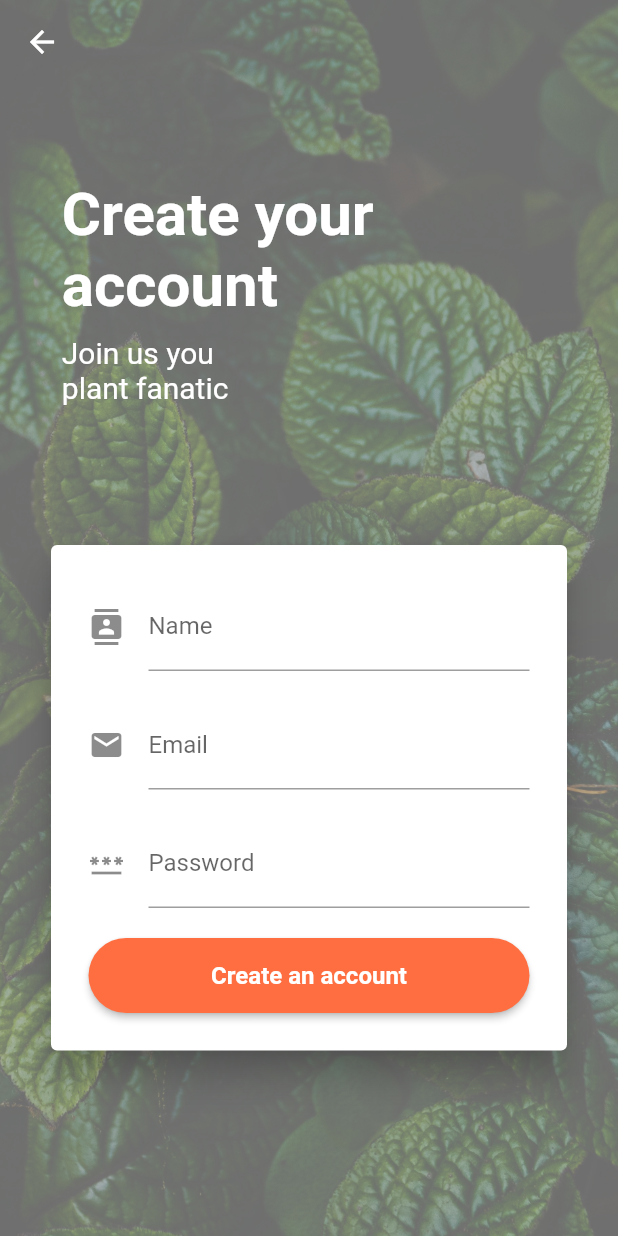
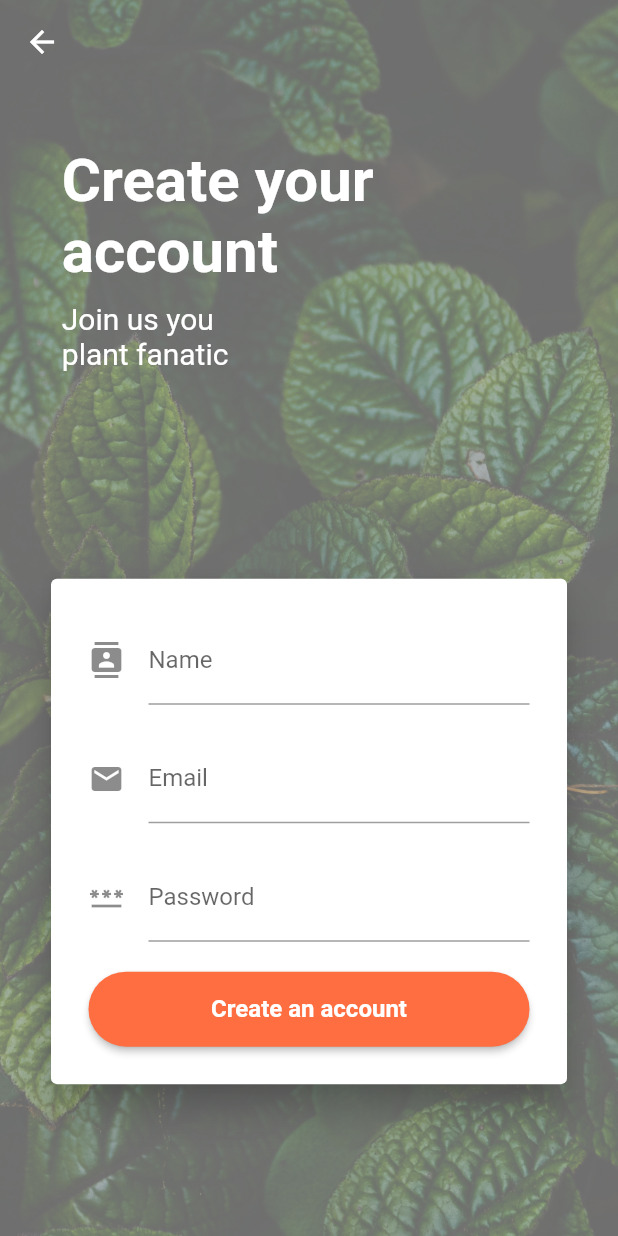
Before and after one commit to Gadi0905/ngtszhim_vt6001cem_project, a Flutter app: the RegistrationScreen screen opened directly, on a phone screen of 412 x 824 dp. Run offline on Flutter 3.47's test engine with Material 2 defaults, Android fonts, the phone set to English and light mode, and no system bars; our stand-ins replace cloud_firestore, firebase_auth, firebase_core, firebase_database, syncfusion_flutter_charts, top_snackbar_flutter and 1 more; accounts and stored records are empty.

Commit message:
small change

```diff
--- a/lib/src/screens/registration/registration_screen.dart
+++ b/lib/src/screens/registration/registration_screen.dart
@@ -37,12 +37,10 @@ class _RegistrationScreenState extends State<RegistrationScreen> {
         padding: const EdgeInsets.all(30.0),
         child: Column(
           crossAxisAlignment: CrossAxisAlignment.center,
+          mainAxisAlignment: MainAxisAlignment.spaceAround,
           children: [
-            const Spacer(),
             _buildText(context),
-            const Spacer(),
             _buildCard(context),
-            const Spacer(),
           ],
         ),
       ),
```
